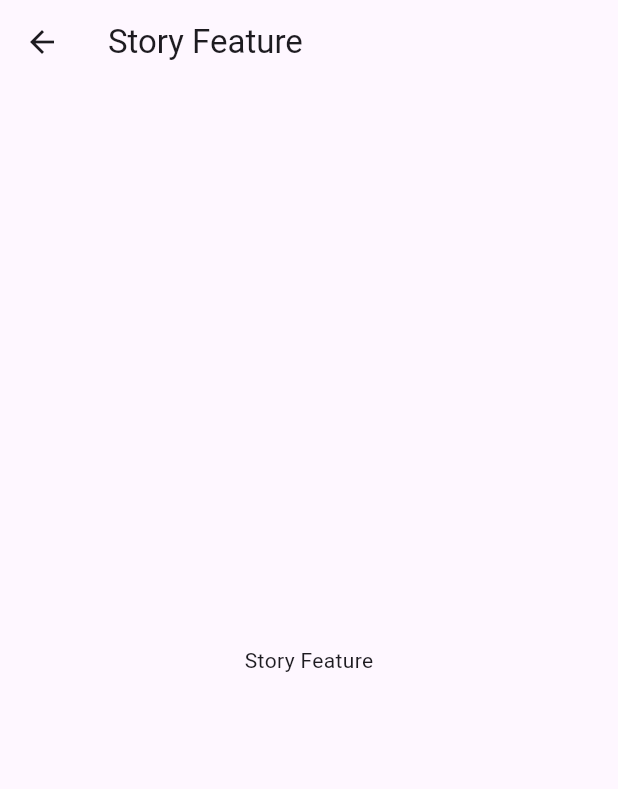
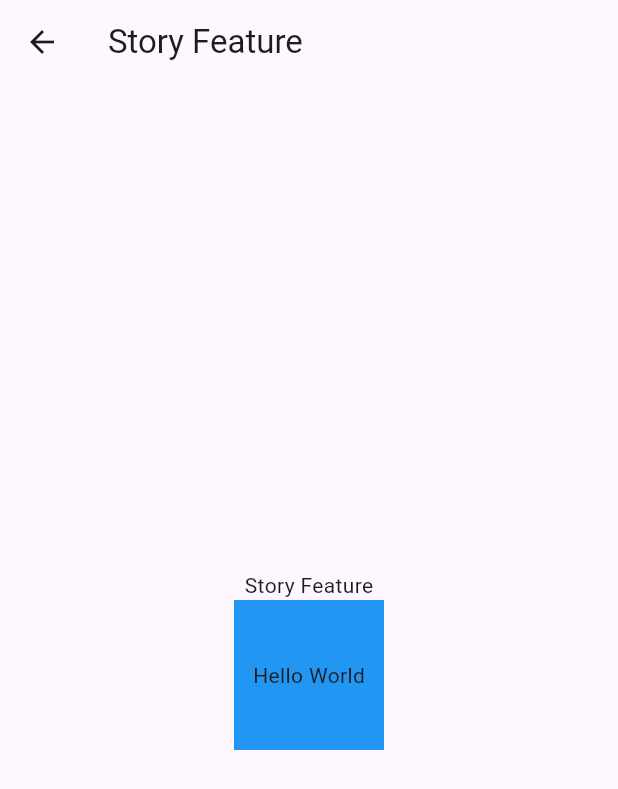
Before and after one commit to AtifKhani/gitlexploring, a Flutter app: the StoryFeature screen opened directly, on a phone screen of 412 x 824 dp. Shown: the top 789 px of the screen. Run offline on Flutter 3.47's test engine with Material 3 defaults, Android fonts, the phone set to English and light mode, and no system bars.

Commit message:
added blue container

```diff
--- a/lib/splash_screen.dart
+++ b/lib/splash_screen.dart
@@ -35,7 +35,8 @@ Navigator.push(context, MaterialPageRoute(builder:(_)=>const HomeScreen()));
               width: 300,
               color: Colors.red,
             ),
-          )
+          ),
+
         ],
       ),
     );
--- a/lib/story_feature.dart
+++ b/lib/story_feature.dart
@@ -14,10 +14,21 @@ class _StoryFeatureState extends State<StoryFeature> {
       appBar: AppBar(
         title: const Text("Story Feature"),
       ),
-      body: const Column(
+      body:  Column(
         mainAxisAlignment: MainAxisAlignment.center,
         crossAxisAlignment: CrossAxisAlignment.center,
-        children: [Center(child: Text("Story Feature"))],
+        children: [
+
+          Center(child: Text("Story Feature")),
+
+        Container(
+          height: 100,
+          width: 100,
+          color: Colors.blue,
+          child: Center(child: Text("Hello World")),
+
+        )
+        ],
       ),
     );
   }
```
